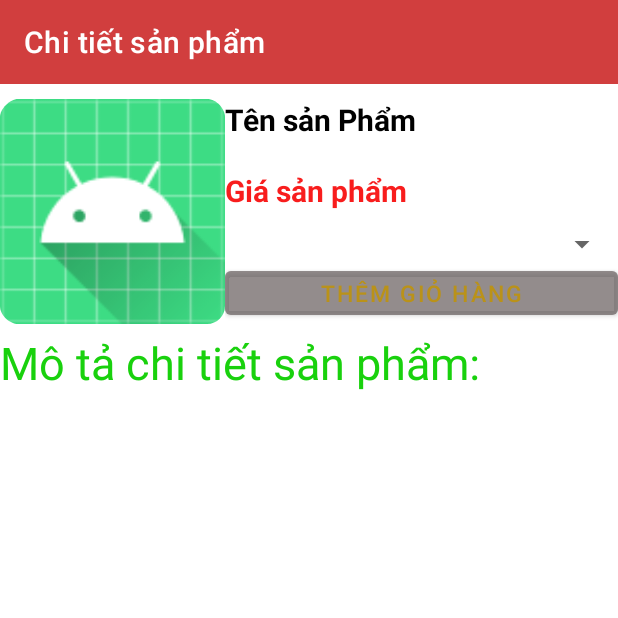
After one commit to DevP41n/Android-Project, an Android app: the MainChiTietSanPham screen opened directly, with no data from a screen before it, on a phone screen of 412 x 824 dp, the top half of it. The commit adds this screen. Run offline under Robolectric (Android 15) with nearby library versions, the phone set to English and light mode, and no system bars.

Commit message:
layout_chitietsanpham

```diff
--- a/app/src/main/AndroidManifest.xml
+++ b/app/src/main/AndroidManifest.xml
@@ -1,8 +1,10 @@
 <?xml version="1.0" encoding="utf-8"?>
 <manifest xmlns:android="http://schemas.android.com/apk/res/android"
     package="com.example.androidproject">
+
     <uses-permission android:name="android.permission.INTERNET" />
-    <uses-permission android:name="android.permission.ACCESS_NETWORK_STATE"/>
+    <uses-permission android:name="android.permission.ACCESS_NETWORK_STATE" />
+
     <application
         android:allowBackup="true"
         android:icon="@mipmap/ic_launcher"
@@ -10,6 +12,9 @@
         android:roundIcon="@mipmap/ic_launcher_round"
         android:supportsRtl="true"
         android:theme="@style/Theme.AndroidProject">
+        <activity
+            android:name=".MainChiTietSanPham"
+            android:exported="false" />
         <activity
             android:name=".MainActivity"
             android:exported="true">
--- /dev/null
+++ b/app/src/main/java/com/example/androidproject/MainChiTietSanPham.java
@@ -0,0 +1,20 @@
+package com.example.androidproject;
+
+import androidx.appcompat.app.AppCompatActivity;
+import androidx.appcompat.widget.Toolbar;
+
+import android.os.Bundle;
+
+public class MainChiTietSanPham extends AppCompatActivity {
+
+    @Override
+    protected void onCreate(Bundle savedInstanceState) {
+        super.onCreate(savedInstanceState);
+        setContentView(R.layout.activity_main_chi_tiet_san_pham);
+        AnhXa();
+    }
+
+    private void AnhXa() {
+
+    }
+}
--- a/app/src/main/res/layout/activity_main.xml
+++ b/app/src/main/res/layout/activity_main.xml
@@ -32,7 +32,6 @@
                 android:layout_height="150dp"></ViewFlipper>
 
             <LinearLayout
-
                 android:orientation="vertical"
                 android:layout_width="match_parent"
                 android:layout_height="match_parent">
--- /dev/null
+++ b/app/src/main/res/layout/activity_main_chi_tiet_san_pham.xml
@@ -0,0 +1,92 @@
+<?xml version="1.0" encoding="utf-8"?>
+<LinearLayout xmlns:android="http://schemas.android.com/apk/res/android"
+    xmlns:app="http://schemas.android.com/apk/res-auto"
+    xmlns:tools="http://schemas.android.com/tools"
+    android:layout_width="match_parent"
+    android:layout_height="match_parent"
+    android:orientation="vertical"
+    tools:context=".MainChiTietSanPham">
+<androidx.appcompat.widget.Toolbar
+    app:title="Chi tiết sản phẩm"
+    android:background="#D13E3E"
+    app:titleTextColor="@color/white"
+    android:layout_width="match_parent"
+    android:layout_height="?attr/actionBarSize">
+
+</androidx.appcompat.widget.Toolbar>
+<LinearLayout
+    android:orientation="horizontal"
+    android:layout_width="match_parent"
+    android:layout_height="wrap_content">
+    <ImageView
+        android:id="@+id/imvchitietsanpham"
+        android:src="@mipmap/ic_launcher"
+        android:layout_marginTop="10dp"
+        android:layout_width="150dp"
+        android:layout_height="150dp">
+    </ImageView>
+    <LinearLayout
+        android:orientation="vertical"
+        android:layout_width="match_parent"
+        android:layout_height="match_parent">
+        <TextView
+
+            android:id="@+id/txttenchitietsanpham"
+            android:text="Tên sản Phẩm"
+            android:textStyle="bold"
+            android:textColor="@color/black"
+            android:textSize="20dp"
+            android:layout_marginTop="10dp"
+            android:layout_width="wrap_content"
+            android:layout_height="wrap_content"></TextView>
+        <TextView
+            android:id="@+id/txtgiachitietsanpham"
+            android:text="Giá sản phẩm"
+            android:textStyle="bold"
+            android:textColor="#F81D1D"
+            android:textSize="20dp"
+            android:layout_marginTop="20dp"
+            android:layout_width="wrap_content"
+            android:layout_height="wrap_content"></TextView>
+        <Spinner
+            android:textAlignment="center"
+            android:id="@+id/spinner"
+            android:layout_marginTop="10dp"
+            android:layout_width="match_parent"
+            android:layout_height="wrap_content"></Spinner>
+        <Button
+            android:backgroundTint="#72635B5B"
+            android:id="@+id/btnmuahang"
+            android:textSize="15sp"
+            android:textColor="#BA9219"
+            android:text="Thêm giỏ hàng"
+            android:layout_width="match_parent"
+            android:layout_height="wrap_content"></Button>
+    </LinearLayout>
+</LinearLayout>
+    <LinearLayout
+        android:orientation="vertical"
+        android:layout_width="match_parent"
+        android:layout_height="match_parent">
+        <TextView
+            android:text="Mô tả chi tiết sản phẩm:"
+            android:textSize="30sp"
+            android:layout_marginTop="5dp"
+            android:textColor="#19D10D"
+            android:layout_width="wrap_content"
+            android:layout_height="wrap_content"></TextView>
+        <ScrollView
+            android:layout_width="match_parent"
+            android:layout_height="wrap_content">
+            <TextView
+                android:paddingBottom="10dp"
+                android:textSize="20sp"
+                android:layout_marginLeft="5dp"
+                android:layout_marginTop="5dp"
+                android:id="@+id/txtmotachitietsanpham"
+                android:layout_width="wrap_content"
+                android:layout_height="wrap_content"></TextView>
+        </ScrollView>
+    </LinearLayout>
+
+</LinearLayout>
--- a/app/src/main/res/layout/list_item.xml
+++ b/app/src/main/res/layout/list_item.xml
@@ -1,21 +1,20 @@
 <?xml version="1.0" encoding="utf-8"?>
 <LinearLayout xmlns:android="http://schemas.android.com/apk/res/android"
-    android:layout_width="wrap_content"
+    android:layout_width="match_parent"
     android:orientation="vertical"
-    android:layout_column="2"
-    android:layout_height="wrap_content">
+    android:layout_height="match_parent">
 
     <ImageView
         android:id="@+id/invThumble"
         android:layout_width="144dp"
-        android:layout_height="100dp"
-        android:layout_gravity="center"></ImageView>
-
+        android:layout_height="100dp">
+    </ImageView>
     <TextView
         android:id="@+id/txtinfo"
-        android:layout_width="200dp"
+        android:layout_width="wrap_content"
         android:layout_height="wrap_content"
         android:text="Name 18000 vnd"
         android:gravity="center"
         android:textSize="22sp"></TextView>
+
 </LinearLayout>
```
